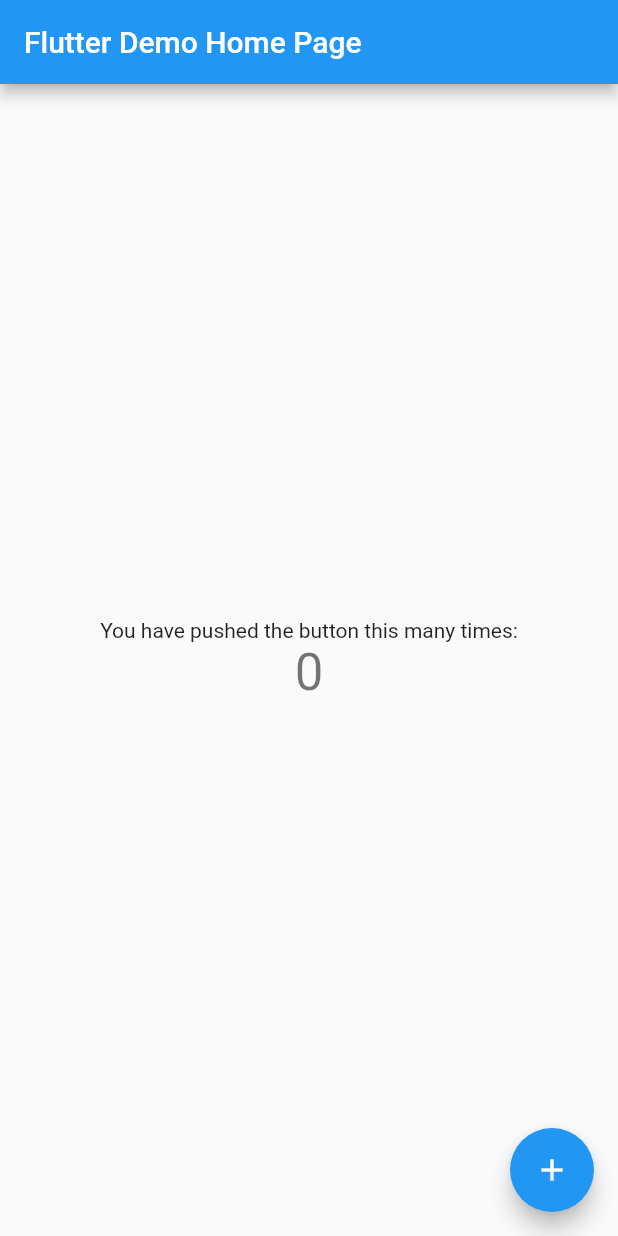
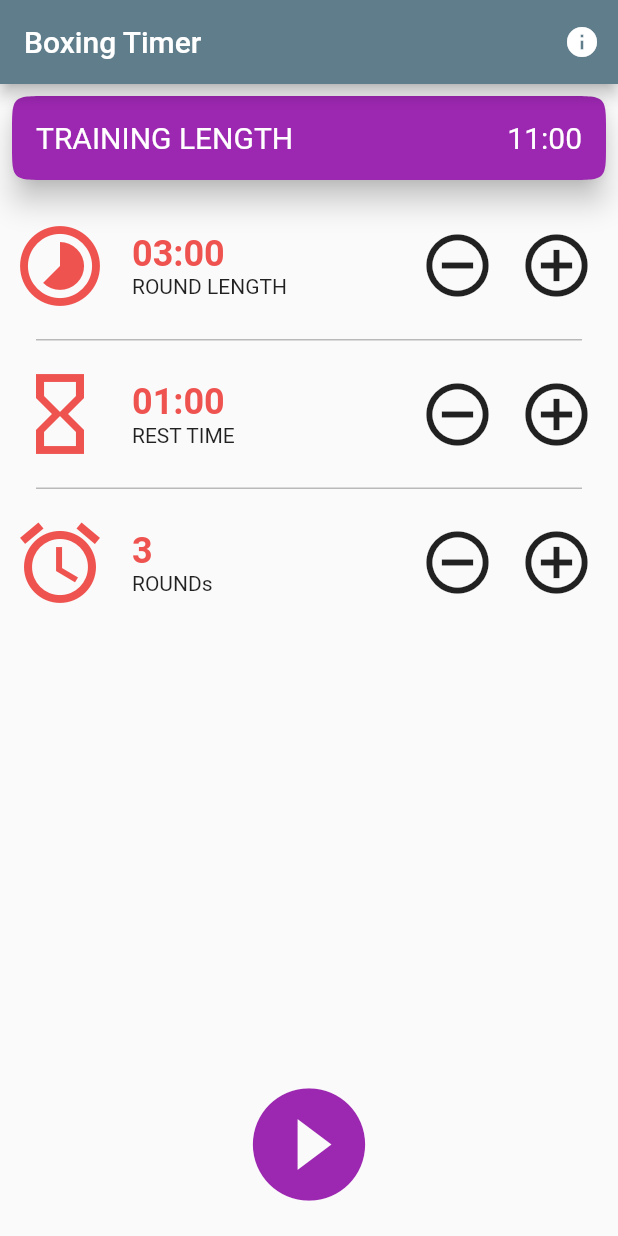
Before and after one commit to oclockvn/boxing_timer, a Flutter app: the screen it shows after launch, on a phone screen of 412 x 824 dp. Run offline on Flutter 3.47's test engine with Material 2 defaults, Android fonts, the phone set to English and light mode, and no system bars.

Commit message:
add setup page

```diff
--- /dev/null
+++ b/src/lib/app_const.dart
@@ -0,0 +1,5 @@
+class COLORS {
+  static const int mainColor = 0xff9c27b0;
+  static const int textWhite = 0xffffffff;
+  static const int redColor = 0xffef5350;
+}
--- /dev/null
+++ b/src/lib/core/stream_observer.dart
@@ -0,0 +1,33 @@
+import 'package:flutter/material.dart';
+
+class StreamObserver<T> extends StatelessWidget {
+  @required
+  final Stream<T> stream;
+
+  @required
+  final Function onSuccess;
+
+  final Function onWaiting;
+
+  const StreamObserver({Key key, this.stream, this.onSuccess, this.onWaiting}) : super(key: key);
+
+  @override
+  Widget build(BuildContext context) {
+    const defaultWaiting = Center(child: CircularProgressIndicator());
+
+    return StreamBuilder<T>(
+      stream: stream,
+      builder: (BuildContext context, AsyncSnapshot<T> snapshot) {
+        if (snapshot.hasError) {
+          return Text('Error occurred');
+        }
+
+        if (snapshot.hasData) {
+          return onSuccess(context, snapshot.data);
+        }
+
+        return onWaiting != null ? onWaiting(defaultWaiting) : defaultWaiting;
+      },
+    );
+  }
+}
--- a/src/lib/main.dart
+++ b/src/lib/main.dart
@@ -1,4 +1,5 @@
 import 'package:flutter/material.dart';
+import 'package:src/ui/training_setup.dart';
 
 void main() => runApp(MyApp());
 
@@ -7,7 +8,7 @@
   @override
   Widget build(BuildContext context) {
     return MaterialApp(
-      title: 'Flutter Demo',
+      title: 'Boxing Timer',
       theme: ThemeData(
         // This is the theme of your application.
         //
@@ -18,94 +19,10 @@
         // or simply save your changes to "hot reload" in a Flutter IDE).
         // Notice that the counter didn't reset back to zero; the application
         // is not restarted.
-        primarySwatch: Colors.blue,
+        primarySwatch: Colors.blueGrey,
       ),
-      home: MyHomePage(title: 'Flutter Demo Home Page'),
+      home: TrainingSetupPage(),
+      debugShowCheckedModeBanner: false,
     );
   }
 }
-
-class MyHomePage extends StatefulWidget {
-  MyHomePage({Key key, this.title}) : super(key: key);
-
-  // This widget is the home page of your application. It is stateful, meaning
-  // that it has a State object (defined below) that contains fields that affect
-  // how it looks.
-
-  // This class is the configuration for the state. It holds the values (in this
-  // case the title) provided by the parent (in this case the App widget) and
-  // used by the build method of the State. Fields in a Widget subclass are
-  // always marked "final".
-
-  final String title;
-
-  @override
-  _MyHomePageState createState() => _MyHomePageState();
-}
-
-class _MyHomePageState extends State<MyHomePage> {
-  int _counter = 0;
-
-  void _incrementCounter() {
-    setState(() {
-      // This call to setState tells the Flutter framework that something has
-      // changed in this State, which causes it to rerun the build method below
-      // so that the display can reflect the updated values. If we changed
-      // _counter without calling setState(), then the build method would not be
-      // called again, and so nothing would appear to happen.
-      _counter++;
-    });
-  }
-
-  @override
-  Widget build(BuildContext context) {
-    // This method is rerun every time setState is called, for instance as done
-    // by the _incrementCounter method above.
-    //
-    // The Flutter framework has been optimized to make rerunning build methods
-    // fast, so that you can just rebuild anything that needs updating rather
-    // than having to individually change instances of widgets.
-    return Scaffold(
-      appBar: AppBar(
-        // Here we take the value from the MyHomePage object that was created by
-        // the App.build method, and use it to set our appbar title.
-        title: Text(widget.title),
-      ),
-      body: Center(
-        // Center is a layout widget. It takes a single child and positions it
-        // in the middle of the parent.
-        child: Column(
-          // Column is also a layout widget. It takes a list of children and
-          // arranges them vertically. By default, it sizes itself to fit its
-          // children horizontally, and tries to be as tall as its parent.
-          //
-          // Invoke "debug painting" (press "p" in the console, choose the
-          // "Toggle Debug Paint" action from the Flutter Inspector in Android
-          // Studio, or the "Toggle Debug Paint" command in Visual Studio Code)
-          // to see the wireframe for each widget.
-          //
-          // Column has various properties to control how it sizes itself and
-          // how it positions its children. Here we use mainAxisAlignment to
-          // center the children vertically; the main axis here is the vertical
-          // axis because Columns are vertical (the cross axis would be
-          // horizontal).
-          mainAxisAlignment: MainAxisAlignment.center,
-          children: <Widget>[
-            Text(
-              'You have pushed the button this many times:',
-            ),
-            Text(
-              '$_counter',
-              style: Theme.of(context).textTheme.display1,
-            ),
-          ],
-        ),
-      ),
-      floatingActionButton: FloatingActionButton(
-        onPressed: _incrementCounter,
-        tooltip: 'Increment',
-        child: Icon(Icons.add),
-      ), // This trailing comma makes auto-formatting nicer for build methods.
-    );
-  }
-}
--- /dev/null
+++ b/src/lib/ui/training_setup.dart
@@ -0,0 +1,218 @@
+import 'package:flutter/material.dart';
+import 'package:src/app_const.dart';
+
+class TrainingSetupPage extends StatefulWidget {
+  @override
+  State<StatefulWidget> createState() => _TrainingSetupState();
+}
+
+class _TrainingSetupState extends State<TrainingSetupPage> {
+  static const double _iconWidth = 50;
+  static const double _itemPadding = 16;
+
+  Widget _buildAppBar() {
+    return AppBar(
+      title: Text('Boxing Timer'),
+      actions: <Widget>[
+        IconButton(
+          icon: Icon(Icons.info),
+          onPressed: () {
+            print('info');
+          },
+        )
+      ],
+    );
+  }
+
+  Widget _buildHeaderText(String text) {
+    return Text(
+      text,
+      style: TextStyle(color: Color(COLORS.textWhite), fontSize: 20),
+    );
+  }
+
+  Widget _buildHeader() {
+    return Container(
+      margin: EdgeInsets.only(top: 8, left: 8, right: 8),
+      child: Material(
+        shape: ContinuousRectangleBorder(borderRadius: BorderRadius.all(Radius.circular(24))),
+        elevation: 8,
+        color: Color(COLORS.mainColor),
+        child: ListTile(
+          leading: _buildHeaderText('TRAINING LENGTH'),
+          trailing: _buildHeaderText('11:00'),
+        ),
+      ),
+    );
+  }
+
+  Widget _buildLeadingIcon(IconData icon) {
+    return Padding(
+      padding: EdgeInsets.only(right: 16),
+      child: Icon(
+        icon,
+        size: 64,
+        color: Color(COLORS.redColor),
+      ),
+    );
+  }
+
+  Widget _buildTitle(String title, String sub) {
+    return Expanded(
+      child: Column(
+        mainAxisSize: MainAxisSize.max,
+        crossAxisAlignment: CrossAxisAlignment.start,
+        children: <Widget>[
+          Text(
+            title,
+            style: TextStyle(fontWeight: FontWeight.bold, fontSize: 24, color: Color(COLORS.redColor)),
+          ),
+          Text(sub),
+        ],
+      ),
+    );
+  }
+
+  Widget _buildSeparator() {
+    return Container(
+      child: SizedBox.shrink(),
+      margin: EdgeInsets.symmetric(horizontal: _itemPadding),
+      decoration:
+          BoxDecoration(border: Border(bottom: BorderSide(color: Colors.black26, style: BorderStyle.solid, width: 1))),
+    );
+  }
+
+  Widget _buildContent() {
+    return Container(
+      margin: EdgeInsets.all(8),
+      // decoration: BoxDecoration(
+      //   border: Border.all(color: Colors.black, style: BorderStyle.solid, width: 1),
+      // ),
+      child: ListView(
+        // padding: EdgeInsets.all(8),
+        children: <Widget>[
+          Padding(
+            padding: const EdgeInsets.symmetric(vertical: _itemPadding),
+            child: Row(
+              mainAxisAlignment: MainAxisAlignment.center,
+              children: <Widget>[
+                _buildLeadingIcon(Icons.timelapse),
+                _buildTitle('03:00', 'ROUND LENGTH'),
+                Row(
+                  children: <Widget>[
+                    IconButton(
+                      icon: Icon(
+                        Icons.remove_circle_outline,
+                      ),
+                      iconSize: _iconWidth,
+                      onPressed: () {},
+                    ),
+                    IconButton(
+                      icon: Icon(
+                        Icons.add_circle_outline,
+                      ),
+                      iconSize: _iconWidth,
+                      onPressed: () {},
+                    ),
+                  ],
+                ),
+              ],
+            ),
+          ),
+          _buildSeparator(),
+          Padding(
+            padding: const EdgeInsets.symmetric(vertical: _itemPadding),
+            child: Row(
+              mainAxisAlignment: MainAxisAlignment.center,
+              children: <Widget>[
+                _buildLeadingIcon(Icons.hourglass_empty),
+                _buildTitle('01:00', 'REST TIME'),
+                Row(
+                  children: <Widget>[
+                    IconButton(
+                      icon: Icon(
+                        Icons.remove_circle_outline,
+                      ),
+                      iconSize: _iconWidth,
+                      onPressed: () {},
+                    ),
+                    IconButton(
+                      icon: Icon(
+                        Icons.add_circle_outline,
+                      ),
+                      iconSize: _iconWidth,
+                      onPressed: () {},
+                    ),
+                  ],
+                ),
+              ],
+            ),
+          ),
+          _buildSeparator(),
+          Padding(
+            padding: const EdgeInsets.symmetric(vertical: _itemPadding),
+            child: Row(
+              mainAxisAlignment: MainAxisAlignment.center,
+              children: <Widget>[
+                _buildLeadingIcon(Icons.alarm),
+                _buildTitle('3', 'ROUNDs'),
+                Row(
+                  children: <Widget>[
+                    IconButton(
+                      icon: Icon(
+                        Icons.remove_circle_outline,
+                      ),
+                      iconSize: _iconWidth,
+                      onPressed: () {},
+                    ),
+                    IconButton(
+                      icon: Icon(
+                        Icons.add_circle_outline,
+                      ),
+                      iconSize: _iconWidth,
+                      onPressed: () {},
+                    ),
+                  ],
+                ),
+              ],
+            ),
+          ),
+        ],
+      ),
+    );
+  }
+
+  Widget _buildStartButton() {
+    return Padding(
+      padding: const EdgeInsets.all(8.0),
+      child: IconButton(
+        onPressed: () {
+          print('start');
+        },
+        icon: Icon(
+          Icons.play_circle_filled,
+        ),
+        padding: EdgeInsets.symmetric(vertical: 8),
+        color: Color(COLORS.mainColor),
+        iconSize: 90,
+      ),
+    );
+  }
+
+  @override
+  Widget build(BuildContext context) {
+    return Scaffold(
+      appBar: _buildAppBar(),
+      body: Column(
+        crossAxisAlignment: CrossAxisAlignment.stretch,
+        children: <Widget>[
+          _buildHeader(),
+          Expanded(
+            child: _buildContent(),
+          ),
+          _buildStartButton(),
+        ],
+      ),
+    );
+  }
+}
```
Also changed, not shown: src/lib/StreamObserver.dart (deleted).
